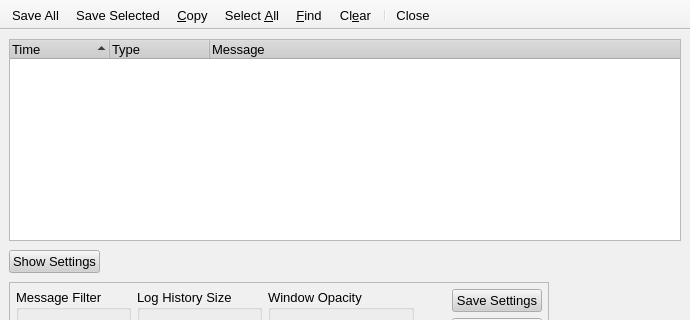
Above: src/gui/log/messagelog.ui from a-ilin/vidalia before the change; both pictures show x 0 to 690 and y 0 to 320 of the 690 by 513 pixel window. Below: the same form after it.
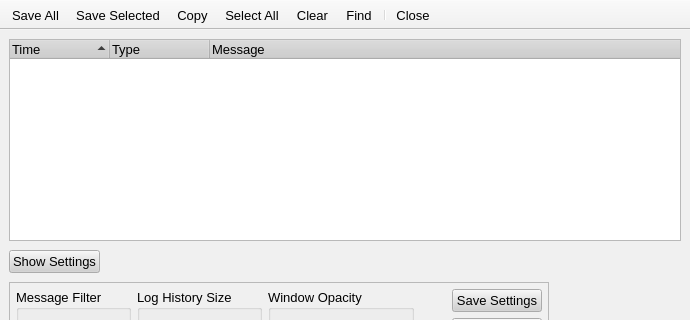
That is the form after the change. Icons and pictures are not drawn.

What changed in the file:
```diff
--- a/src/gui/log/messagelog.ui
+++ b/src/gui/log/messagelog.ui
@@ -882,8 +882,8 @@
    <addaction name="actionSave_Selected" />
    <addaction name="actionCopy" />
    <addaction name="actionSelect_All" />
-   <addaction name="actionFind" />
    <addaction name="actionClear" />
+   <addaction name="actionFind" />
    <addaction name="separator" />
    <addaction name="actionClose" />
   </widget>
@@ -933,10 +933,10 @@
     <iconset resource="..\res\vidalia.qrc" >:/images/edit-clear.png</iconset>
    </property>
    <property name="text" >
-    <string>Cl&amp;ear</string>
+    <string>Clear</string>
    </property>
    <property name="iconText" >
-    <string>Cl&amp;ear</string>
+    <string>Clear</string>
    </property>
    <property name="statusTip" >
     <string>Clear all messages from the Message Log (Ctrl+E)</string>
@@ -961,10 +961,10 @@
     <iconset resource="..\res\vidalia.qrc" >:/images/edit-copy.png</iconset>
    </property>
    <property name="text" >
-    <string>&amp;Copy</string>
+    <string>Copy</string>
    </property>
    <property name="iconText" >
-    <string>&amp;Copy</string>
+    <string>Copy</string>
    </property>
    <property name="toolTip" >
     <string>Copy</string>
@@ -992,10 +992,10 @@
     <iconset resource="..\res\vidalia.qrc" >:/images/edit-select-all.png</iconset>
    </property>
    <property name="text" >
-    <string>Select &amp;All</string>
+    <string>Select All</string>
    </property>
    <property name="iconText" >
-    <string>Select &amp;All</string>
+    <string>Select All</string>
    </property>
    <property name="statusTip" >
     <string>Select all messages (Ctrl+A)</string>
@@ -1089,10 +1089,10 @@
     <iconset resource="..\res\vidalia.qrc" >:/images/system-search.png</iconset>
    </property>
    <property name="text" >
-    <string>&amp;Find</string>
+    <string>Find</string>
    </property>
    <property name="iconText" >
-    <string>&amp;Find</string>
+    <string>Find</string>
    </property>
    <property name="statusTip" >
     <string>Find all messages containing the search text (Ctrl+F)</string>
```
Left out of the diff: 26 changed lines with no effect on the pictures.
